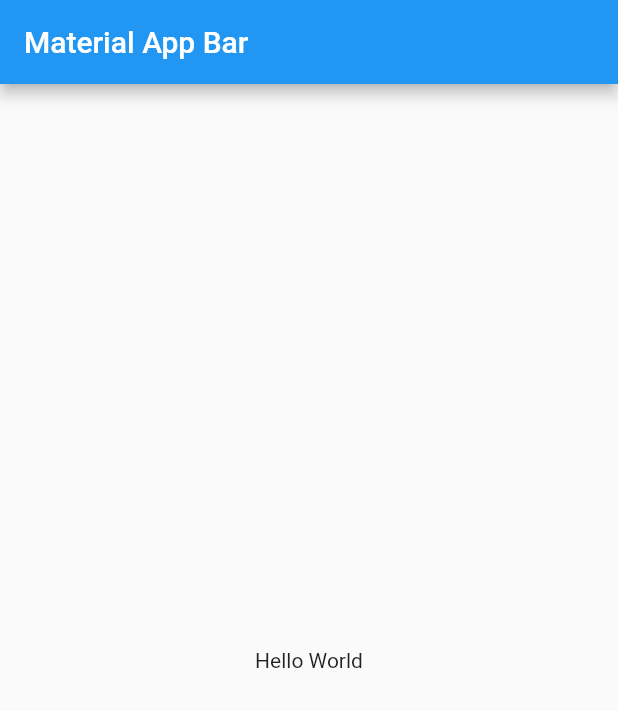
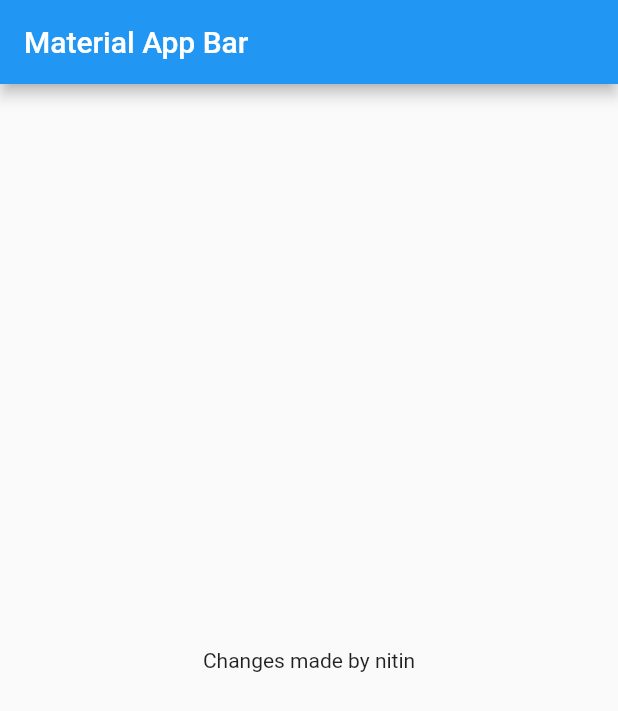
Before and after one commit to TriTechAtomic/Classify, a Flutter app: the screen it shows after launch, on a phone screen of 412 x 824 dp. Shown: the top 711 px of the screen. Run offline on Flutter 3.47's test engine with Material 2 defaults, Android fonts, the phone set to English and light mode, and no system bars.

Commit message:
Nitin ka change

```diff
--- a/lib/main.dart
+++ b/lib/main.dart
@@ -13,7 +13,7 @@
         ),
         body: Center(
           child: Container(
-            child: Text('Hello World'),
+            child: Text('Changes made by nitin'),
           ),
         ),
       ),
```
